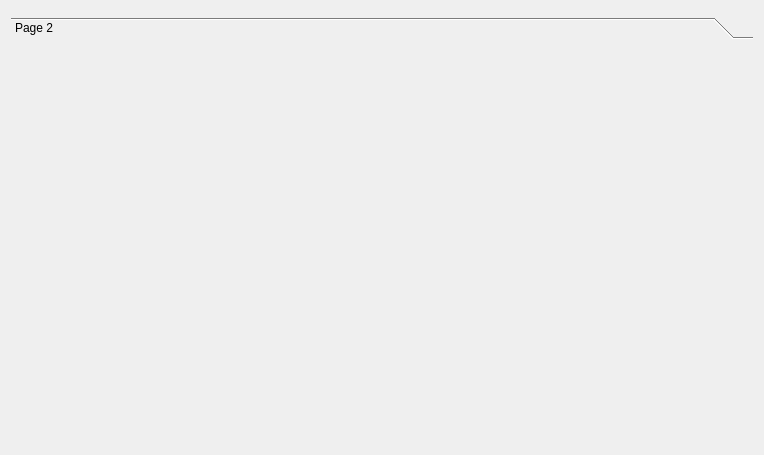
Before: the Qt Designer form drc/gui/mediationprocessview.ui in lansdon/cpts483_drc, drawn with Qt 5.
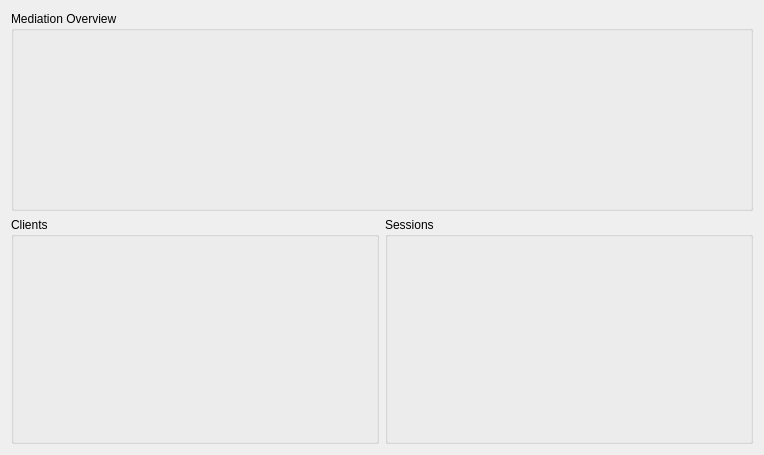
After: the same form once the commit is applied.

Commit message: mediation process view simplified. WIP.

What changed in the file:
```diff
--- a/drc/gui/mediationprocessview.ui
+++ b/drc/gui/mediationprocessview.ui
@@ -27,48 +27,35 @@
   </property>
   <layout class="QVBoxLayout" name="verticalLayout">
    <item>
-    <widget class="QFrame" name="overviewContainer">
+    <widget class="QGroupBox" name="overviewContainer">
      <property name="maximumSize">
       <size>
        <width>16777215</width>
        <height>200</height>
       </size>
      </property>
-     <property name="frameShape">
-      <enum>QFrame::StyledPanel</enum>
-     </property>
-     <property name="frameShadow">
-      <enum>QFrame::Raised</enum>
+     <property name="title">
+      <string>Mediation Overview</string>
      </property>
     </widget>
    </item>
    <item>
-    <widget class="QToolBox" name="MediationProcessToolBox">
-     <property name="currentIndex">
-      <number>0</number>
-     </property>
-     <widget class="QWidget" name="page_2">
-      <property name="geometry">
-       <rect>
-        <x>0</x>
-        <y>0</y>
-        <width>746</width>
-        <height>394</height>
-       </rect>
-      </property>
-      <property name="font">
-       <font>
-        <pointsize>18</pointsize>
-        <weight>75</weight>
-        <bold>true</bold>
-        <underline>true</underline>
-       </font>
-      </property>
-      <attribute name="label">
-       <string>Page 2</string>
-      </attribute>
-     </widget>
-    </widget>
+    <layout class="QHBoxLayout" name="horizontalLayout">
+     <item>
+      <widget class="QGroupBox" name="clientsContainer">
+       <property name="title">
+        <string>Clients</string>
+       </property>
+      </widget>
+     </item>
+     <item>
+      <widget class="QGroupBox" name="sessionsContainer">
+       <property name="title">
+        <string>Sessions</string>
+       </property>
+      </widget>
+     </item>
+    </layout>
    </item>
   </layout>
  </widget>
```
The commit also changes 2 other files.
